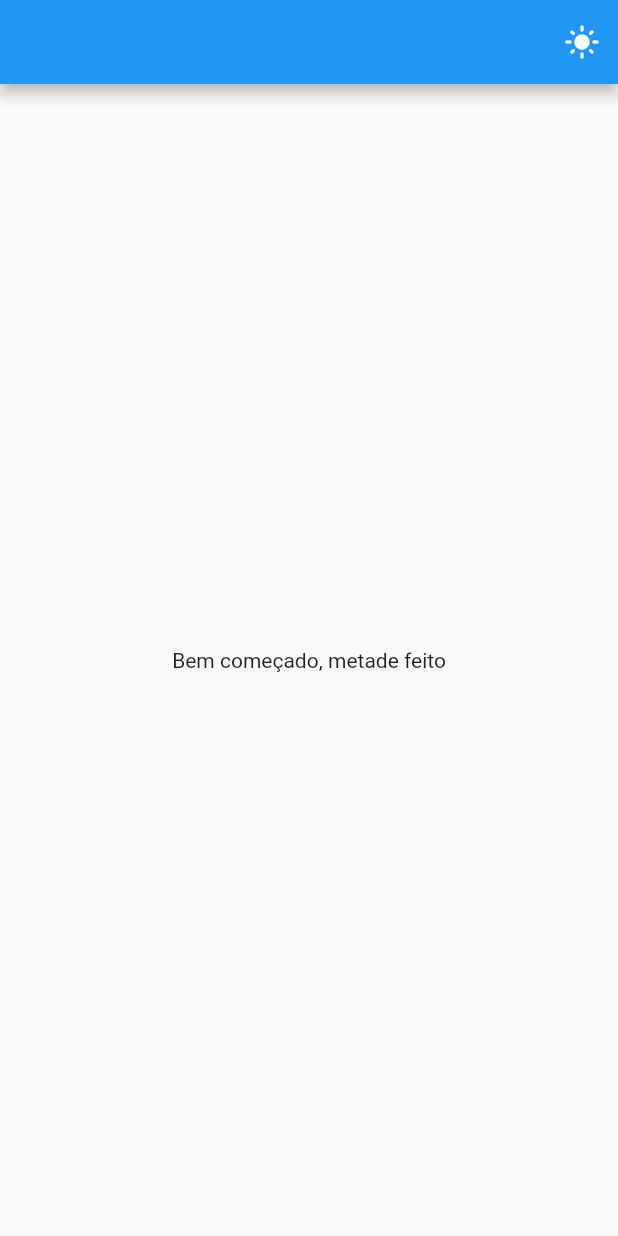
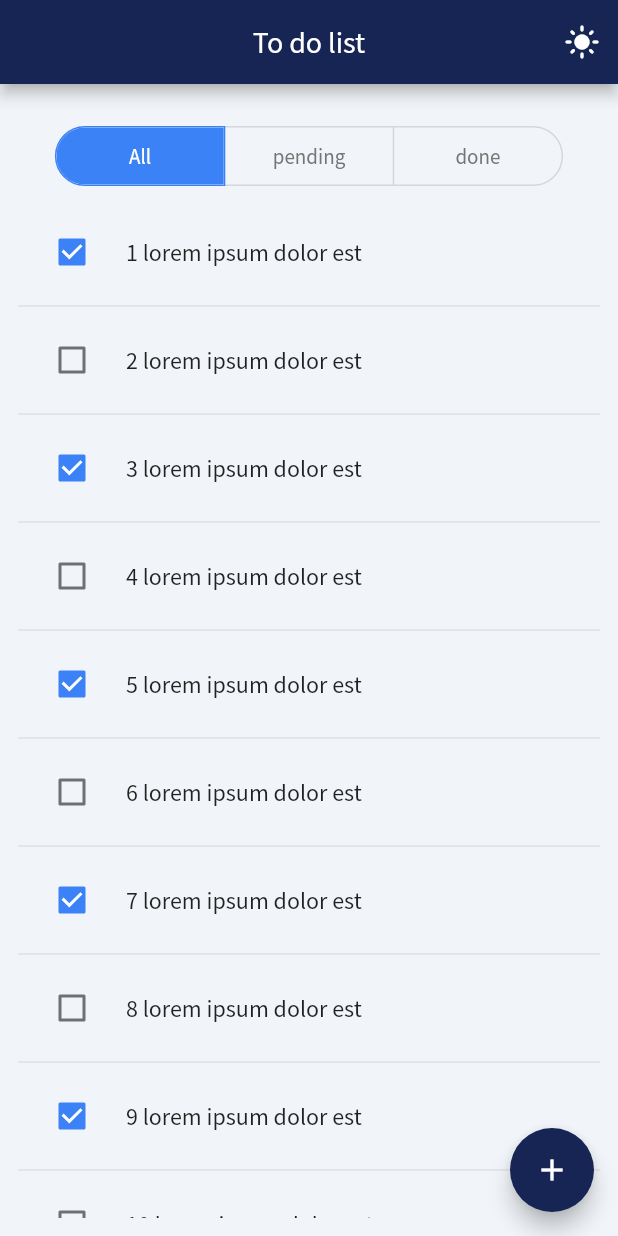
Before and after one commit to mrocha98/eclipse_works_todo_list, a Flutter app: the screen it shows after launch, on a phone screen of 412 x 824 dp. Run offline on Flutter 3.47's test engine with Material 2 defaults, Android fonts, the phone set to English and light mode, and no system bars; our stand-ins replace bloc, shared_preferences.

Commit message:
feat: todo list page layout

```diff
--- a/lib/app/app_widget.dart
+++ b/lib/app/app_widget.dart
@@ -1,10 +1,26 @@
 import 'package:flutter/material.dart';
 import 'package:provider/provider.dart';
 
+import 'core/ui/theme/dark_theme.dart';
+import 'core/ui/theme/light_theme.dart';
 import 'modules/theme_mode/theme_mode_controller.dart';
+import 'modules/todo_list/todo_list_module.dart';
 
-class AppWidget extends StatelessWidget {
+class AppWidget extends StatefulWidget {
   const AppWidget({super.key});
+
+  @override
+  State<AppWidget> createState() => _AppWidgetState();
+}
+
+class _AppWidgetState extends State<AppWidget> {
+  @override
+  void initState() {
+    super.initState();
+    WidgetsBinding.instance.addPostFrameCallback((_) async {
+      await context.read<ThemeModeController>().init();
+    });
+  }
 
   @override
   Widget build(BuildContext context) {
@@ -15,36 +31,11 @@ class AppWidget extends StatelessWidget {
       themeMode: context.select<ThemeModeController, ThemeMode?>(
         (controller) => controller.themeMode,
       ),
-      darkTheme: ThemeData.dark(),
-      home: Scaffold(
-        appBar: AppBar(
-          actions: [
-            Selector<ThemeModeController, ThemeMode?>(
-              selector: (context, controller) => controller.themeMode,
-              builder: (context, themeMode, _) {
-                return Visibility(
-                  visible: themeMode == ThemeMode.light,
-                  replacement: IconButton(
-                    onPressed: () => context
-                        .read<ThemeModeController>()
-                        .changeTheme(ThemeMode.light),
-                    icon: const Icon(Icons.light_mode),
-                  ),
-                  child: IconButton(
-                    onPressed: () => context
-                        .read<ThemeModeController>()
-                        .changeTheme(ThemeMode.dark),
-                    icon: const Icon(Icons.dark_mode),
-                  ),
-                );
-              },
-            ),
-          ],
-        ),
-        body: const Center(
-          child: Text('Bem começado, metade feito'),
-        ),
-      ),
+      theme: LightTheme.theme,
+      darkTheme: DarkTheme.theme,
+      routes: {
+        ...TodoListModule().routes,
+      },
     );
   }
 }
--- a/lib/app/core/module/module.dart
+++ b/lib/app/core/module/module.dart
@@ -25,7 +25,7 @@ abstract class Module {
         ),
       );
 
-  /// get a read-only copy of binds or a list with one dummy provider
+  /// get a read-only copy of binds or a list with single dummy provider
   List<SingleChildWidget> get binds =>
       _binds?.toList(growable: false) ?? [Provider(create: (_) => Object())];
 }
--- /dev/null
+++ b/lib/app/core/ui/helpers/size_extensions.dart
@@ -0,0 +1,11 @@
+import 'package:flutter/material.dart';
+
+extension SizeExtensions on BuildContext {
+  double get screenWidth => MediaQuery.of(this).size.width;
+
+  double get screenHeight => MediaQuery.of(this).size.height;
+
+  double percentWidth(double percent) => screenWidth * percent;
+
+  double percentHeight(double percent) => screenHeight * percent;
+}
--- /dev/null
+++ b/lib/app/core/ui/theme/dark_theme.dart
@@ -0,0 +1,30 @@
+import 'package:flutter/material.dart';
+
+class DarkTheme {
+  DarkTheme._internal();
+
+  static const _primaryColor = Color(0xff3b82f6);
+
+  static const _darkerPrimaryColor = Color(0xff172554);
+
+  static ThemeData get theme => ThemeData(
+        useMaterial3: false,
+        brightness: Brightness.dark,
+        fontFamily: 'Source Sans Pro',
+        primaryColor: _primaryColor,
+        appBarTheme: const AppBarTheme(
+          backgroundColor: _darkerPrimaryColor,
+        ),
+        floatingActionButtonTheme: const FloatingActionButtonThemeData(
+          backgroundColor: Color(0xff2563eb),
+          foregroundColor: Colors.white,
+        ),
+        toggleButtonsTheme: ToggleButtonsThemeData(
+          borderRadius: const BorderRadius.all(Radius.circular(24)),
+          selectedBorderColor: _primaryColor,
+          selectedColor: Colors.white,
+          fillColor: _primaryColor,
+          color: Colors.grey.shade300,
+        ),
+      );
+}
--- /dev/null
+++ b/lib/app/core/ui/theme/light_theme.dart
@@ -0,0 +1,31 @@
+import 'package:flutter/material.dart';
+
+class LightTheme {
+  LightTheme._internal();
+
+  static const _primaryColor = Color(0xff3b82f6);
+
+  static const _darkerPrimaryColor = Color(0xff172554);
+
+  static ThemeData get theme => ThemeData(
+        useMaterial3: false,
+        brightness: Brightness.light,
+        fontFamily: 'Source Sans Pro',
+        primaryColor: _primaryColor,
+        scaffoldBackgroundColor: const Color(0xfff1f5f9),
+        appBarTheme: const AppBarTheme(
+          backgroundColor: _darkerPrimaryColor,
+        ),
+        floatingActionButtonTheme: const FloatingActionButtonThemeData(
+          backgroundColor: _darkerPrimaryColor,
+          foregroundColor: Colors.white,
+        ),
+        toggleButtonsTheme: ToggleButtonsThemeData(
+          borderRadius: const BorderRadius.all(Radius.circular(24)),
+          selectedBorderColor: _primaryColor,
+          selectedColor: Colors.white,
+          fillColor: _primaryColor,
+          color: Colors.grey.shade600,
+        ),
+      );
+}
--- /dev/null
+++ b/lib/app/core/ui/widgets/default_app_bar.dart
@@ -0,0 +1,41 @@
+import 'package:flutter/material.dart';
+import 'package:provider/provider.dart';
+
+import '../../../modules/theme_mode/theme_mode_controller.dart';
+
+class DefaultAppBar extends StatelessWidget implements PreferredSizeWidget {
+  const DefaultAppBar({super.key});
+
+  @override
+  Size get preferredSize => const Size.fromHeight(kToolbarHeight);
+
+  @override
+  Widget build(BuildContext context) {
+    return AppBar(
+      title: const Text('To do list'),
+      centerTitle: true,
+      actions: [
+        Selector<ThemeModeController, ThemeMode?>(
+          selector: (context, controller) => controller.themeMode,
+          builder: (context, themeMode, _) {
+            return Visibility(
+              visible: themeMode == ThemeMode.light,
+              replacement: IconButton(
+                onPressed: () => context
+                    .read<ThemeModeController>()
+                    .changeTheme(ThemeMode.light),
+                icon: const Icon(Icons.light_mode),
+              ),
+              child: IconButton(
+                onPressed: () => context
+                    .read<ThemeModeController>()
+                    .changeTheme(ThemeMode.dark),
+                icon: const Icon(Icons.dark_mode),
+              ),
+            );
+          },
+        ),
+      ],
+    );
+  }
+}
--- a/lib/app/modules/theme_mode/theme_mode_controller.dart
+++ b/lib/app/modules/theme_mode/theme_mode_controller.dart
@@ -17,7 +17,6 @@ class ThemeModeController extends ChangeNotifier {
   }
 
   Future<void> changeTheme(ThemeMode themeMode) async {
-    print(themeMode);
     await _themeModeService.save(themeMode);
     _themeMode = themeMode;
     notifyListeners();
--- /dev/null
+++ b/lib/app/modules/todo_list/todo_list_cubit.dart
@@ -0,0 +1,7 @@
+import 'package:bloc/bloc.dart';
+
+import 'todo_list_state.dart';
+
+class TodoListCubit extends Cubit<TodoListState> {
+  TodoListCubit() : super(TodoListState.initial());
+}
--- /dev/null
+++ b/lib/app/modules/todo_list/todo_list_module.dart
@@ -0,0 +1,17 @@
+import 'package:provider/provider.dart';
+
+import '../../core/module/module.dart';
+import 'todo_list_cubit.dart';
+import 'todo_list_page.dart';
+
+class TodoListModule extends Module {
+  TodoListModule()
+      : super(
+          routes: {TodoListPage.routeName: (context) => const TodoListPage()},
+          binds: [
+            Provider<TodoListCubit>(
+              create: (context) => TodoListCubit(),
+            ),
+          ],
+        );
+}
--- /dev/null
+++ b/lib/app/modules/todo_list/todo_list_page.dart
@@ -0,0 +1,94 @@
+import 'package:flutter/material.dart';
+
+import '../../core/ui/helpers/size_extensions.dart';
+import '../../core/ui/widgets/default_app_bar.dart';
+
+class TodoListPage extends StatelessWidget {
+  const TodoListPage({super.key});
+
+  static const routeName = '/';
+
+  @override
+  Widget build(BuildContext context) {
+    return DefaultTabController(
+      length: 3,
+      child: Scaffold(
+        appBar: const DefaultAppBar(),
+        body: Column(
+          crossAxisAlignment: CrossAxisAlignment.start,
+          children: [
+            Padding(
+              padding: const EdgeInsets.only(top: 24),
+              child: Center(
+                child: ToggleButtons(
+                  isSelected: const [true, false, false],
+                  onPressed: (index) {},
+                  constraints: BoxConstraints(
+                    minHeight: 38,
+                    minWidth: context.percentWidth(.3) - 12,
+                  ),
+                  children: const [
+                    Text('All'),
+                    Text('pending'),
+                    Text('done'),
+                  ],
+                ),
+              ),
+            ),
+            Expanded(
+              child: Padding(
+                padding: const EdgeInsets.all(12),
+                child: ListView.separated(
+                  itemBuilder: (context, index) => Dismissible(
+                    key: UniqueKey(),
+                    confirmDismiss: (_) async {
+                      return null;
+                    },
+                    direction: DismissDirection.endToStart,
+                    background: Container(
+                      color: Colors.red,
+                      width: double.infinity,
+                      height: double.infinity,
+                      padding: const EdgeInsets.only(right: 12),
+                      child: const Align(
+                        alignment: Alignment.centerRight,
+                        child: Row(
+                          mainAxisAlignment: MainAxisAlignment.end,
+                          children: [
+                            Text(
+                              'DELETE',
+                              style: TextStyle(color: Colors.white),
+                            ),
+                            SizedBox(width: 6),
+                            Icon(
+                              Icons.delete_forever,
+                              color: Colors.white,
+                              size: 32,
+                            ),
+                          ],
+                        ),
+                      ),
+                    ),
+                    child: CheckboxListTile(
+                      activeColor: Theme.of(context).primaryColor,
+                      value: index.isEven,
+                      onChanged: (value) {},
+                      controlAffinity: ListTileControlAffinity.leading,
+                      title: Text('${index + 1} lorem ipsum dolor est'),
+                    ),
+                  ),
+                  separatorBuilder: (_, __) => const Divider(),
+                  itemCount: 10,
+                ),
+              ),
+            ),
+          ],
+        ),
+        floatingActionButton: FloatingActionButton(
+          onPressed: () {},
+          child: const Icon(Icons.add),
+        ),
+      ),
+    );
+  }
+}
--- /dev/null
+++ b/lib/app/modules/todo_list/todo_list_state.dart
@@ -0,0 +1,12 @@
+enum TodoListStatus {
+  initial,
+  loading,
+  loaded,
+  error,
+}
+
+class TodoListState {
+  TodoListState.initial() : status = TodoListStatus.initial;
+
+  final TodoListStatus status;
+}
--- a/pubspec.yaml
+++ b/pubspec.yaml
@@ -26,3 +26,9 @@ dev_dependencies:
 
 flutter:
   uses-material-design: true
+  fonts:
+    - family: Source Sans Pro
+      fonts:
+        - asset: assets/fonts/source-sans-pro-v21-latin-regular.ttf
+          style: normal
+          weight: 400
```
Also changed, not shown: assets/fonts/source-sans-pro-v21-latin-regular.ttf (added), challenge.jpg (added).
